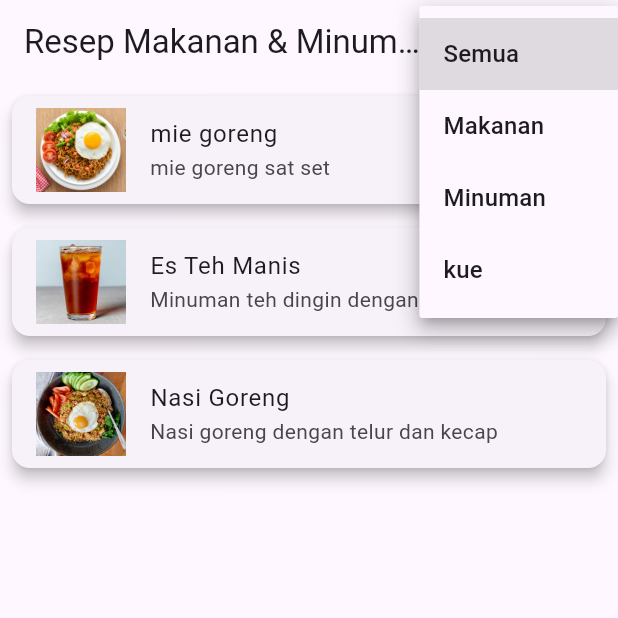
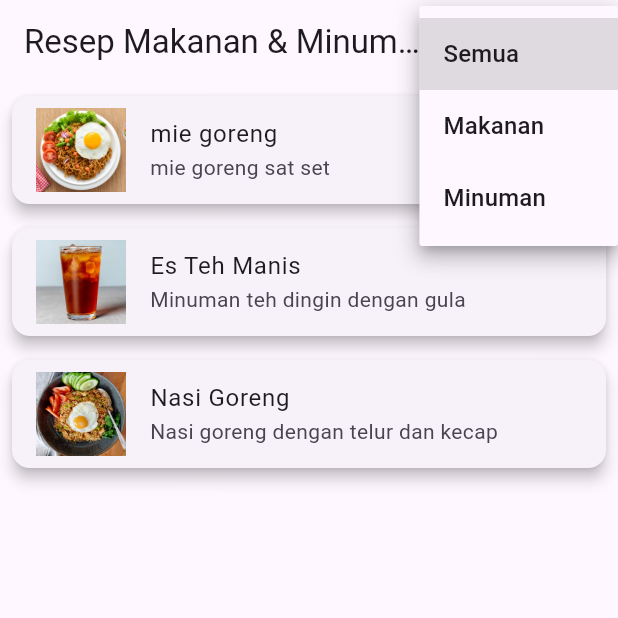
Before and after one commit to betran06/Resep_makanan, a Flutter app: the screen it shows after launch, after a tap on "Semua", on a phone screen of 412 x 824 dp, the top half of it. Run offline on Flutter 3.47's test engine with Material 3 defaults, Android fonts, the phone set to English and light mode, and no system bars; our stand-ins replace sqflite; accounts and stored records are empty.

Commit message:
Update homepage.dart

```diff
--- a/lib/screens/homepage.dart
+++ b/lib/screens/homepage.dart
@@ -55,8 +55,6 @@ class _HomePageState extends State<HomePage> {
                   value: CategoryType.makanan, child: const Text("Makanan")),
               DropdownMenuItem(
                   value: CategoryType.minuman, child: const Text("Minuman")),
-              DropdownMenuItem(
-                  value: CategoryType.kue, child: const Text("kue")),
             ],
             onChanged: _onCategoryChanged,
           ),
```
